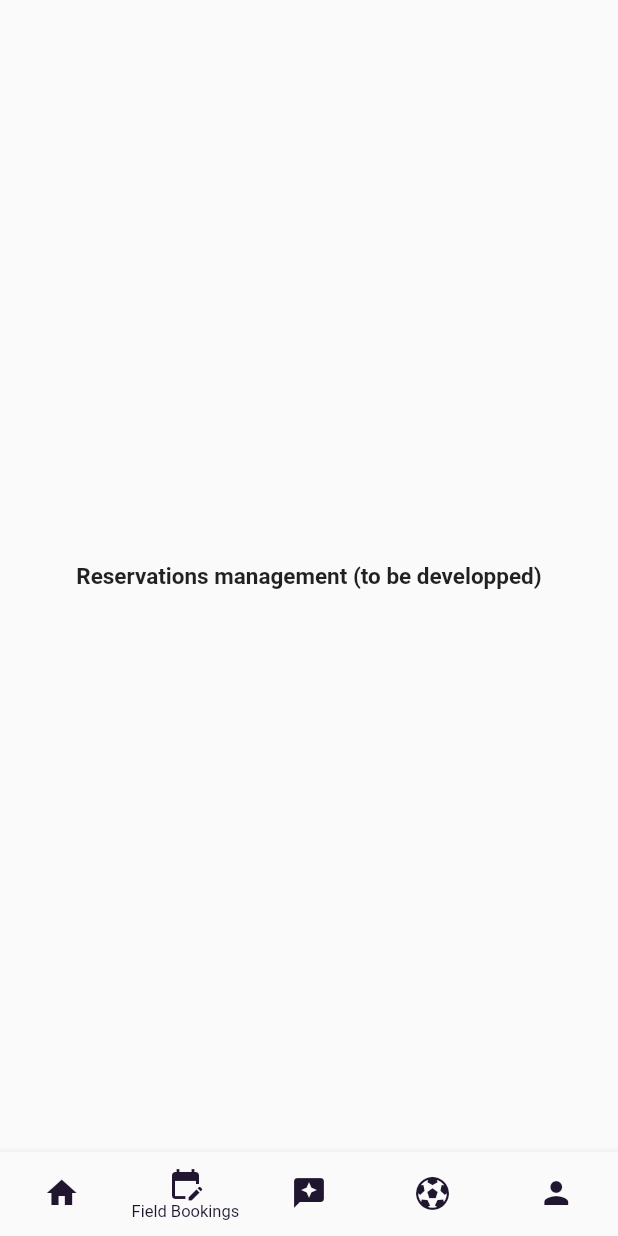
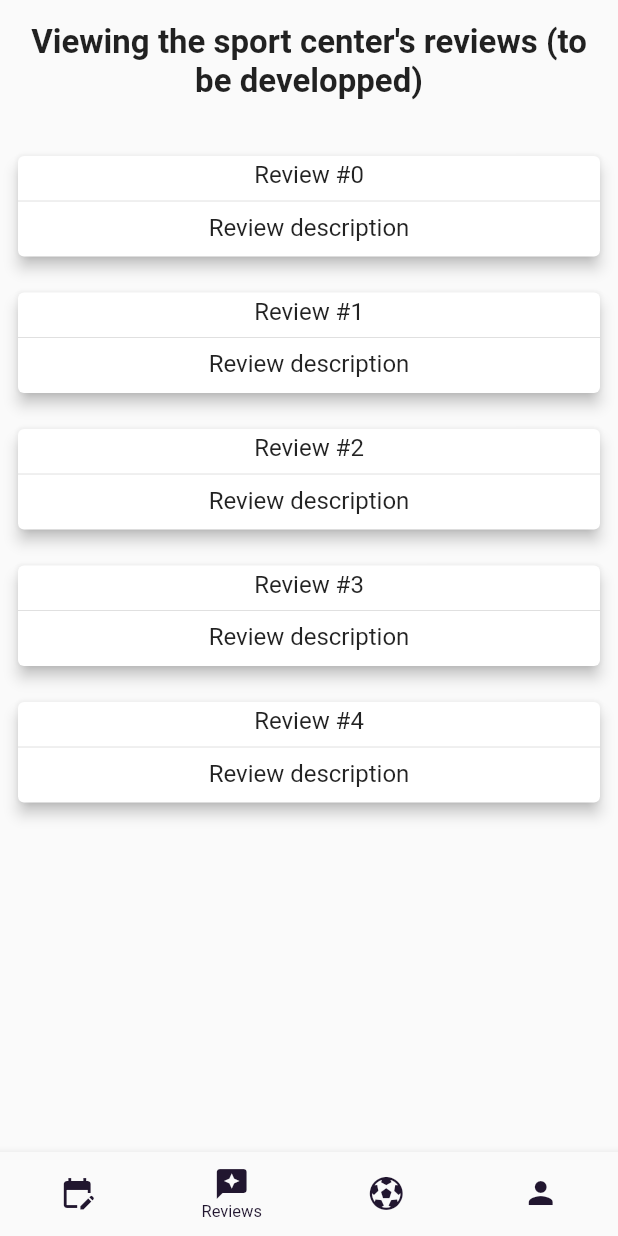
Before and after one commit to mhmdkhlf/PitchPal-Capstone-Project, a Flutter app: the FieldManagerHomePage screen opened directly with empty values, item 2 of the bottom bar chosen, on a phone screen of 412 x 824 dp. Run offline on Flutter 3.47's test engine with Material 2 defaults, Android fonts, the light colour scheme and no system bars; our stand-ins replace dio, flutter_rating_bar, geolocator, image_picker, intl_phone_field; network calls fail.

Commit message:
Created the missing pages for the manager application (frontend only not connected to backend)

```diff
--- /dev/null
+++ b/frontend_mobile/lib/data/reservation.dart
@@ -0,0 +1,94 @@
+import 'time_slot.dart';
+
+class Reservation {
+  String? uuid;
+  final String reserverEmail;
+  final ReserverType reserverType;
+  final String sportCenterName;
+  final bool isPublic;
+  final int fieldNumber;
+  final ReservationStatus reservationStatus;
+  final String reservationDate;
+  final TimeSlot reservationTime;
+  final List<String>? teamOneIds;
+  final List<String>? teamTwoIds;
+  String? comment;
+
+  Reservation({
+    required this.uuid,
+    required this.reserverEmail,
+    required this.reserverType,
+    required this.sportCenterName,
+    required this.isPublic,
+    required this.fieldNumber,
+    required this.reservationDate,
+    required this.reservationTime,
+    required this.reservationStatus,
+    required this.teamOneIds,
+    required this.teamTwoIds,
+    required this.comment,
+  });
+
+  factory Reservation.fromJson(Map<String, dynamic> json) {
+    return Reservation(
+      uuid: json['_id'],
+      reserverEmail: json['reserverEmail'],
+      reserverType: ReserverType.values.firstWhere(
+        (e) => e.value == json['reserverType'],
+      ),
+      sportCenterName: json['sportCenterName'],
+      isPublic: json['isPublic'],
+      fieldNumber: json['fieldNumber'],
+      reservationDate: json['reservationDate'],
+      reservationTime: TimeSlot.fromJson(json['reservationTime']),
+      reservationStatus: ReservationStatus.values.firstWhere(
+        (e) => e.value == json['reservationStatus'],
+      ),
+      teamOneIds: (json['teamOneIds'] as List<dynamic>)
+          .map((id) => id as String)
+          .toList(),
+      teamTwoIds: (json['teamTwoIds'] as List<dynamic>)
+          .map((id) => id as String)
+          .toList(),
+      comment: json['comment'],
+    );
+  }
+
+  Map<String, dynamic> toJsonMap() {
+    return {
+      'reserverEmail': reserverEmail,
+      'reserverType': reserverType.value,
+      'sportCenterName': sportCenterName,
+      'isPublic': isPublic,
+      'fieldNumber': fieldNumber,
+      'reservationDate': reservationDate,
+      'reservationTime': reservationTime.toJsonMap(),
+      'reservationStatus': reservationStatus.value,
+      'teamOneIds': teamOneIds,
+      'teamTwoIds': teamTwoIds,
+      'comment': comment,
+    };
+  }
+
+  @override
+  String toString() {
+    return toJsonMap().toString();
+  }
+}
+
+enum ReserverType {
+  player('Player'),
+  fieldManager('FieldManager');
+
+  final String value;
+  const ReserverType(this.value);
+}
+
+enum ReservationStatus {
+  pending('pending'),
+  accepted('accepted'),
+  rejected('rejected');
+
+  final String value;
+  const ReservationStatus(this.value);
+}
--- a/frontend_mobile/lib/pages/field_manager_home.dart
+++ b/frontend_mobile/lib/pages/field_manager_home.dart
@@ -3,8 +3,10 @@ import 'package:dio/dio.dart';
 import 'package:flutter/material.dart';
 import 'package:frontend_mobile/pages/view_field_manager_profile.dart';
 import 'package:frontend_mobile/pages/view_sport_center_profile.dart';
+import 'package:frontend_mobile/pages/field_bookings.dart';
 import '../data/field.dart';
 import '../data/field_manager.dart';
+import '../data/reservation.dart';
 import '../data/sport_center.dart';
 import '../constants.dart';
 
@@ -23,6 +25,7 @@ class FieldManagerHomePage extends StatefulWidget {
 class _FieldManagerHomePageState extends State<FieldManagerHomePage> {
   int _selectNavBarItemIndex = 0;
   SportCenter? sportCenter;
+  List<Reservation>? sportCenterReservations;
 
   Future<SportCenter> getSportCenter() async {
     final Dio dio = Dio();
@@ -49,44 +52,107 @@ class _FieldManagerHomePageState extends State<FieldManagerHomePage> {
     return sportCenter!;
   }
 
+  Future<Map<String, dynamic>> getSportCenterAndReservations() async {
+    Map<String, dynamic> output = {};
+    sportCenter ??= await getSportCenter();
+    output['sportCenter'] = sportCenter;
+    Dio dio = Dio();
+    final response = await dio.get(
+      '$apiRoute/getAllReservationsBySportCenter/${sportCenter!.name}',
+    );
+    List<dynamic> reservationsData = response.data;
+    List<Reservation> reservations =
+        reservationsData.map((e) => Reservation.fromJson(e)).toList();
+    output['reservations'] = reservations;
+    return output;
+  }
+
+  AppBar? getAppBar() {
+    if (_selectNavBarItemIndex == 0) {
+      return AppBar(
+        automaticallyImplyLeading: false,
+        title: const Center(
+            child: Text(
+          'Reservation Management',
+          style: TextStyle(fontSize: 20, fontWeight: FontWeight.w400),
+        )),
+      );
+    }
+
+    return null;
+  }
+
   Widget getBody() {
     if (_selectNavBarItemIndex == 0) {
-      return Center(
-        child: Text(
-          'Welcome ${widget.fieldManager.name}',
-          textAlign: TextAlign.center,
-          style: const TextStyle(
-            fontSize: 15,
-            fontWeight: FontWeight.w700,
-          ),
-        ),
+      if (sportCenter != null && sportCenterReservations != null) {
+        return FieldBookings(
+          sportCenter: sportCenter!,
+          reservations: sportCenterReservations!,
+        );
+      }
+      return FutureBuilder(
+        future: getSportCenterAndReservations(),
+        builder: (context, future) {
+          if (future.hasData) {
+            return FieldBookings(
+              sportCenter: future.data!['sportCenter'],
+              reservations: future.data!['reservations'],
+            );
+          }
+          if (future.hasError) {
+            return Center(child: Text(future.error.toString()));
+          }
+          return const Center(child: CircularProgressIndicator());
+        },
       );
     }
     if (_selectNavBarItemIndex == 1) {
-      return const Center(
-        child: Text(
-          'Reservations management (to be developped)',
-          textAlign: TextAlign.center,
-          style: TextStyle(
-            fontSize: 15,
-            fontWeight: FontWeight.w700,
-          ),
+      return SafeArea(
+        child: Column(
+          children: [
+            const Padding(
+              padding: EdgeInsets.all(15),
+              child: Text(
+                "Viewing the sport center's reviews (to be developped)",
+                textAlign: TextAlign.center,
+                style: TextStyle(
+                  fontSize: 22,
+                  fontWeight: FontWeight.w700,
+                ),
+              ),
+            ),
+            const SizedBox(height: 10),
+            Column(
+              children: List.generate(
+                5,
+                (index) => Padding(
+                  padding: const EdgeInsets.all(8.0),
+                  child: Card(
+                    elevation: 4,
+                    child: Column(
+                      children: [
+                        const SizedBox(height: 3),
+                        Text(
+                          'Review #$index',
+                          style: const TextStyle(fontSize: 16),
+                        ),
+                        const Divider(),
+                        const Text(
+                          'Review description',
+                          style: TextStyle(fontSize: 16),
+                        ),
+                        const SizedBox(height: 10),
+                      ],
+                    ),
+                  ),
+                ),
+              ),
+            ),
+          ],
         ),
       );
     }
     if (_selectNavBarItemIndex == 2) {
-      return const Center(
-        child: Text(
-          "Viewing the sport center's reviews (to be developped)",
-          textAlign: TextAlign.center,
-          style: TextStyle(
-            fontSize: 15,
-            fontWeight: FontWeight.w700,
-          ),
-        ),
-      );
-    }
-    if (_selectNavBarItemIndex == 3) {
       if (sportCenter != null) {
         return ViewSportCenterProfile(sportCenter: sportCenter!);
       }
@@ -109,19 +175,13 @@ class _FieldManagerHomePageState extends State<FieldManagerHomePage> {
   @override
   Widget build(BuildContext context) {
     return Scaffold(
+      appBar: getAppBar(),
       body: getBody(),
       bottomNavigationBar: BottomNavigationBar(
         type: BottomNavigationBarType.fixed,
         showUnselectedLabels: false,
         selectedFontSize: 11,
         items: const [
-          BottomNavigationBarItem(
-            icon: Icon(
-              Icons.home,
-              color: kDarkColor,
-            ),
-            label: 'Home',
-          ),
           BottomNavigationBarItem(
             icon: Icon(
               Icons.edit_calendar,
```
Also changed, not shown: frontend_mobile/lib/pages/field_bookings.dart (added, +231 -0 lines).
